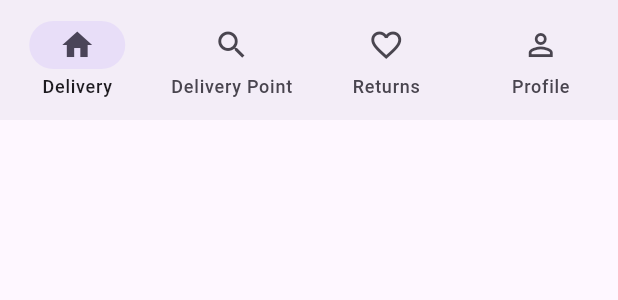
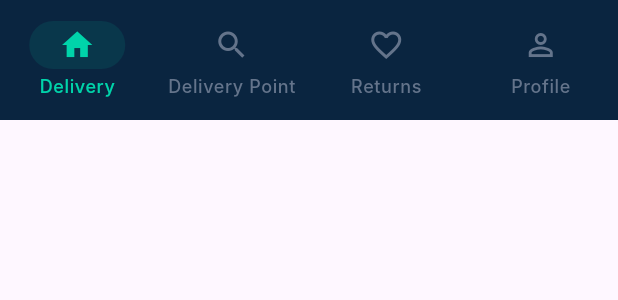
Before and after one commit to MironAlikc/texa_core, a Flutter app: the DriverNavBar widget shown alone on an empty page, opened directly, on a phone screen of 412 x 824 dp. Shown: the top 300 px of the screen. Run offline on Flutter 3.47's test engine with Material 3 defaults, Android fonts, the phone set to English and light mode, and no system bars; our stand-ins replace flutter_bloc, flutter_secure_storage, get_it, go_router, injectable, shared_preferences; accounts and stored records are empty; Roboto replaces fonts that are missing (Inter).

Commit message:
style: bottom nav bar color, style

```diff
--- /dev/null
+++ b/lib/core/widgets/nav_bars/app_navigation_destination.dart
@@ -0,0 +1,28 @@
+import 'package:flutter/material.dart';
+import 'package:texa_core/core/extensions/theme_ext.dart';
+
+class AppNavigationDestination extends StatelessWidget {
+  final IconData icon;
+  final IconData activeIcon;
+  final String label;
+  final bool isSelected;
+
+  const AppNavigationDestination({
+    super.key,
+    required this.icon,
+    required this.activeIcon,
+    required this.label,
+    required this.isSelected,
+  });
+
+  @override
+  Widget build(BuildContext context) {
+    final colors = context.color;
+
+    return NavigationDestination(
+      icon: Icon(icon, color: colors.navInactiveItem),
+      selectedIcon: Icon(activeIcon, color: colors.navActiveItem),
+      label: label,
+    );
+  }
+}
--- a/lib/core/widgets/nav_bars/driver_nav_bar.dart
+++ b/lib/core/widgets/nav_bars/driver_nav_bar.dart
@@ -1,7 +1,10 @@
 import 'package:flutter/material.dart';
 import 'package:go_router/go_router.dart';
+import 'package:texa_core/core/extensions/theme_ext.dart';
 import 'package:texa_core/core/l10n/gen/app_localizations.dart';
 import 'package:texa_core/core/navigation/routes_provider.dart';
+import 'package:texa_core/core/theme/app_typography.dart';
+import 'package:texa_core/core/widgets/nav_bars/app_navigation_destination.dart';
 
 class DriverNavBar extends StatelessWidget {
   const DriverNavBar({super.key});
@@ -9,11 +12,10 @@ class DriverNavBar extends StatelessWidget {
   int _calculateSelectedIndex(BuildContext context) {
     final String location = GoRouterState.of(context).uri.path;
 
-    if (location.startsWith(AppRoutes.delivery)) return 0;
-    if (location.startsWith(AppRoutes.deliveryPoint)) return 1;
-    if (location.startsWith(AppRoutes.returns)) return 2;
-    if (location.startsWith(AppRoutes.profile)) return 3;
-
+    if (location.startsWith('/deliveryPoint')) return 1;
+    if (location.startsWith('/delivery')) return 0;
+    if (location.startsWith('/returns')) return 2;
+    if (location.startsWith('/profile')) return 3;
     return 0;
   }
 
@@ -36,32 +38,47 @@ class DriverNavBar extends StatelessWidget {
 
   @override
   Widget build(BuildContext context) {
+    final colors = context.color;
+
     final selectedIndex = _calculateSelectedIndex(context);
-    final localizatons = AppLocalizations.of(context);
+    final localizations = AppLocalizations.of(context);
 
     return NavigationBar(
+      backgroundColor: colors.navBackground,
+      indicatorColor: colors.navActiveItem.withValues(alpha: 0.1),
+      surfaceTintColor: Colors.transparent,
+      labelTextStyle: WidgetStateProperty.resolveWith((states) {
+        final isSelected = states.contains(WidgetState.selected);
+        return AppTypography.label.copyWith(
+          color: isSelected ? colors.navActiveItem : colors.navInactiveItem,
+        );
+      }),
       selectedIndex: selectedIndex,
       onDestinationSelected: (index) => _onItemTapped(context, index),
       destinations: [
-        NavigationDestination(
-          icon: Icon(Icons.home_outlined),
-          selectedIcon: Icon(Icons.home),
-          label: localizatons.delivery,
+        AppNavigationDestination(
+          icon: Icons.home_outlined,
+          activeIcon: Icons.home,
+          label: localizations.delivery,
+          isSelected: selectedIndex == 0,
         ),
-        NavigationDestination(
-          icon: Icon(Icons.search_outlined),
-          selectedIcon: Icon(Icons.search),
-          label: localizatons.deliveryPoint,
+        AppNavigationDestination(
+          icon: Icons.search_outlined,
+          activeIcon: Icons.search,
+          label: localizations.deliveryPoint,
+          isSelected: selectedIndex == 1,
         ),
-        NavigationDestination(
-          icon: Icon(Icons.favorite_outline),
-          selectedIcon: Icon(Icons.favorite),
-          label: localizatons.returns,
+        AppNavigationDestination(
+          icon: Icons.favorite_outline,
+          activeIcon: Icons.favorite,
+          label: localizations.returns,
+          isSelected: selectedIndex == 2,
         ),
-        NavigationDestination(
-          icon: Icon(Icons.person_outline),
-          selectedIcon: Icon(Icons.person),
-          label: localizatons.profile,
+        AppNavigationDestination(
+          icon: Icons.person_outline,
+          activeIcon: Icons.person,
+          label: localizations.profile,
+          isSelected: selectedIndex == 3,
         ),
       ],
     );
```
Also changed, not shown: lib/core/navigation/app_router.dart (+15 -3 lines), lib/core/navigation/scaffold_with_nav_bar.dart (+57 -1 lines), lib/core/widgets/nav_bars/manager_nav_bar.dart (+44 -24 lines), lib/core/widgets/nav_bars/recipient_nav_bar.dart (+39 -20 lines).
